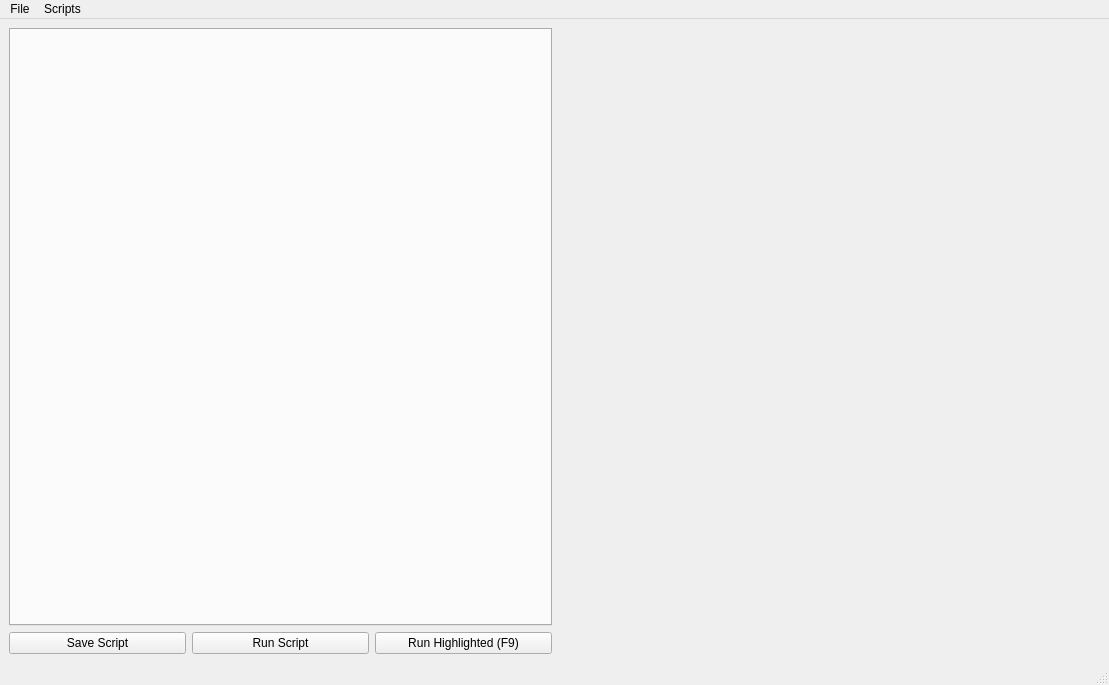
This is gui/scriptEditor.ui in flika-org/flika as Qt 5 draws it before an edit. The edited form follows.
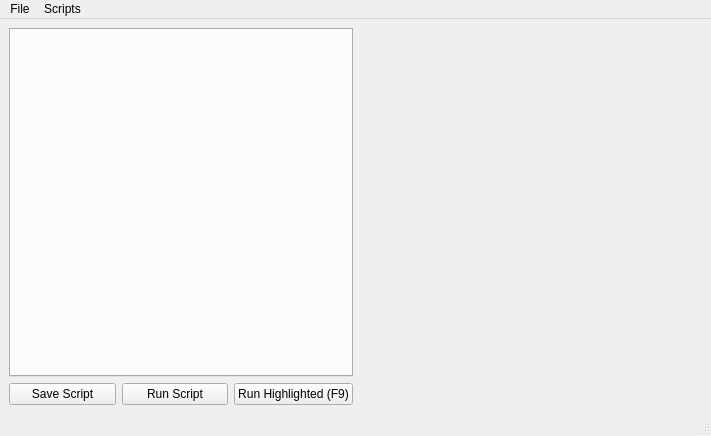
This is the edited form. Custom widgets are drawn as their Qt base class.

Diff of the .ui file:
```diff
--- a/gui/scriptEditor.ui
+++ b/gui/scriptEditor.ui
@@ -6,8 +6,8 @@
    <rect>
     <x>0</x>
     <y>0</y>
-    <width>1109</width>
-    <height>685</height>
+    <width>711</width>
+    <height>436</height>
    </rect>
   </property>
   <property name="windowTitle">
@@ -76,8 +76,8 @@
     <rect>
      <x>0</x>
      <y>0</y>
-     <width>1109</width>
-     <height>38</height>
+     <width>711</width>
+     <height>21</height>
     </rect>
    </property>
    <widget class="QMenu" name="menuScripts">
```
